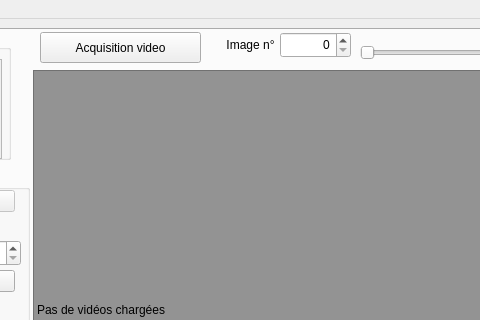
rene-d/pymecavideo, file src/pymecavideo_mini.ui: the form before one commit; both pictures show x 155 to 635 and y 0 to 320 of the 833 by 579 pixel window.
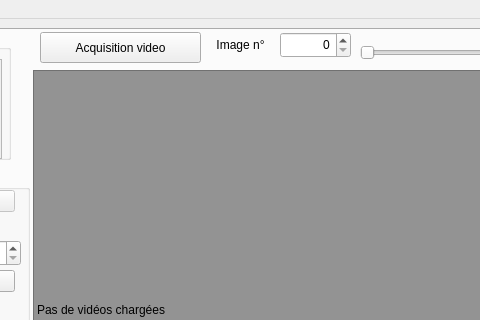
The form after the commit. The open tabs and pages were chosen to show the change. Custom widgets are drawn as their Qt base class.

```diff
--- a/src/pymecavideo_mini.ui
+++ b/src/pymecavideo_mini.ui
@@ -201,9 +201,9 @@
         <widget class="QLabel" name="label_numero_image">
          <property name="geometry">
           <rect>
-           <x>190</x>
+           <x>170</x>
            <y>0</y>
-           <width>61</width>
+           <width>81</width>
            <height>26</height>
           </rect>
          </property>
```
Left out of the diff: 2 changed lines with no effect on the pictures.
